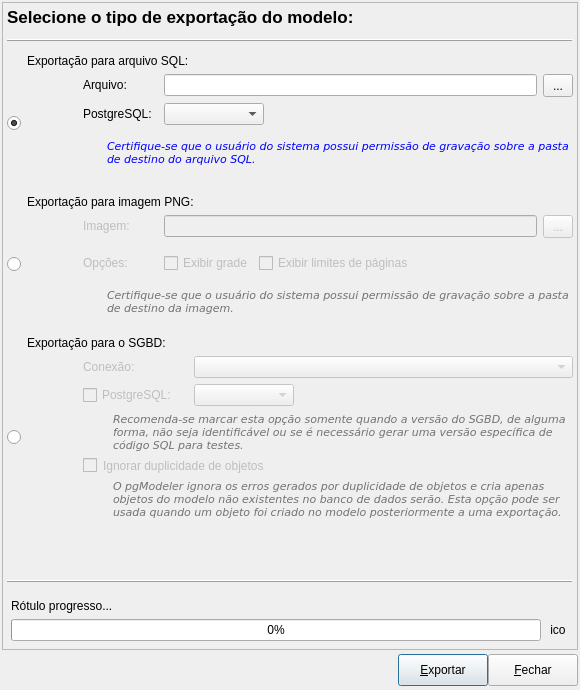
The window that libpgmodeler_ui/ui/formexportacao.ui (pgmodeler/pgmodeler) describes before a commit, drawn with Qt 5.
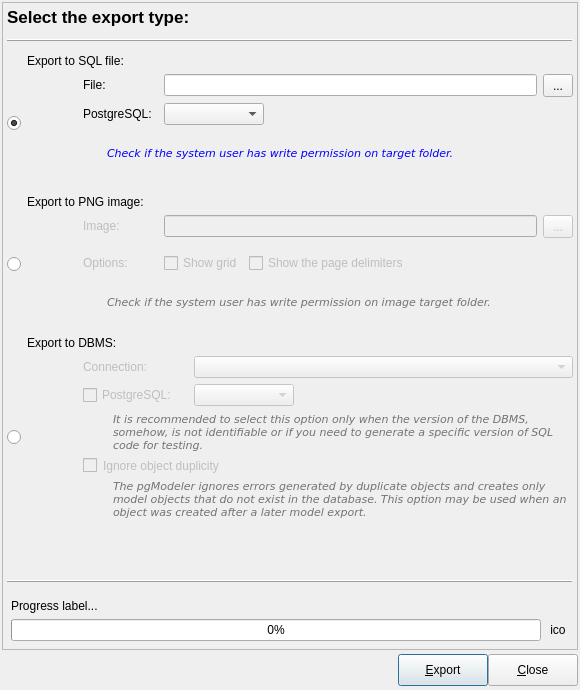
The same window after the commit. Icons and pictures are not drawn.

Diff of the .ui file:
```diff
--- a/libpgmodeler_ui/ui/formexportacao.ui
+++ b/libpgmodeler_ui/ui/formexportacao.ui
@@ -82,7 +82,7 @@
          </font>
         </property>
         <property name="text">
-         <string>Selecione o tipo de exportação do modelo:</string>
+         <string>Select the export type:</string>
         </property>
        </widget>
       </item>
@@ -110,7 +110,7 @@
         <item row="0" column="1" colspan="3">
          <widget class="QLabel" name="exportacao_arq_lbl">
           <property name="text">
-           <string>Exportação para arquivo SQL:</string>
+           <string>Export to SQL file:</string>
           </property>
          </widget>
         </item>
@@ -129,7 +129,7 @@
            </size>
           </property>
           <property name="text">
-           <string>Arquivo:</string>
+           <string>File:</string>
           </property>
          </widget>
         </item>
@@ -357,7 +357,7 @@
              </font>
             </property>
             <property name="text">
-             <string>Certifique-se que o usuário do sistema possui permissão de gravação sobre a pasta de destino do arquivo SQL.</string>
+             <string>Check if the system user has write permission on target folder.</string>
             </property>
             <property name="textFormat">
              <enum>Qt::PlainText</enum>
@@ -379,7 +379,7 @@
         <item row="0" column="1" colspan="3">
          <widget class="QLabel" name="exportacao_arq_lbl_2">
           <property name="text">
-           <string>Exportação para imagem PNG:</string>
+           <string>Export to PNG image:</string>
           </property>
          </widget>
         </item>
@@ -432,7 +432,7 @@
            </size>
           </property>
           <property name="text">
-           <string>Imagem:</string>
+           <string>Image:</string>
           </property>
          </widget>
         </item>
@@ -511,7 +511,7 @@
            </font>
           </property>
           <property name="text">
-           <string>Opções:</string>
+           <string>Options:</string>
           </property>
          </widget>
         </item>
@@ -529,7 +529,7 @@
              </sizepolicy>
             </property>
             <property name="text">
-             <string>Exibir grade</string>
+             <string>Show grid</string>
             </property>
            </widget>
           </item>
@@ -539,7 +539,7 @@
              <bool>false</bool>
             </property>
             <property name="text">
-             <string>Exibir limites de páginas</string>
+             <string>Show the page delimiters</string>
             </property>
            </widget>
           </item>
@@ -635,7 +635,7 @@
              </font>
             </property>
             <property name="text">
-             <string>Certifique-se que o usuário do sistema possui permissão de gravação sobre a pasta de destino da imagem.</string>
+             <string>Check if the system user has write permission on image target folder.</string>
             </property>
             <property name="textFormat">
              <enum>Qt::PlainText</enum>
@@ -669,7 +669,7 @@
            </size>
           </property>
           <property name="text">
-           <string>Conexão:</string>
+           <string>Connection:</string>
           </property>
          </widget>
         </item>
@@ -873,7 +873,7 @@
              </font>
             </property>
             <property name="text">
-             <string>Recomenda-se marcar esta opção somente quando a versão do SGBD, de alguma forma, não seja identificável ou se é necessário gerar uma versão específica de código SQL para testes. </string>
+             <string>It is recommended to select this option only when the version of the DBMS, somehow, is not identifiable or if you need to generate a specific version of SQL code for testing.</string>
             </property>
             <property name="textFormat">
              <enum>Qt::PlainText</enum>
@@ -911,7 +911,7 @@
                <bool>false</bool>
               </property>
               <property name="text">
-               <string>Ignorar duplicidade de objetos</string>
+               <string>Ignore object duplicity</string>
               </property>
               <property name="wordWrap">
                <bool>true</bool>
@@ -988,7 +988,7 @@
                </font>
               </property>
               <property name="text">
-               <string>O pgModeler ignora os erros gerados por duplicidade de objetos e cria apenas objetos do modelo não existentes no banco de dados serão. Esta opção pode ser usada quando um objeto foi criado no modelo posteriormente a uma exportação.</string>
+               <string>The pgModeler ignores errors generated by duplicate objects and creates only model objects that do not exist in the database. This option may be used when an object was created after a later model export.</string>
               </property>
               <property name="textFormat">
                <enum>Qt::PlainText</enum>
@@ -1012,7 +1012,7 @@
            </font>
           </property>
           <property name="text">
-           <string>Exportação para o SGBD:</string>
+           <string>Export to DBMS:</string>
           </property>
          </widget>
         </item>
@@ -1048,7 +1048,7 @@
            </sizepolicy>
           </property>
           <property name="text">
-           <string>Rótulo progresso...</string>
+           <string>Progress label...</string>
           </property>
          </widget>
         </item>
@@ -1147,7 +1147,7 @@
         </size>
        </property>
        <property name="text">
-        <string>&amp;Exportar</string>
+        <string>&amp;Export</string>
        </property>
        <property name="icon">
         <iconset resource="../res/resources.qrc">
@@ -1173,7 +1173,7 @@
         </size>
        </property>
        <property name="text">
-        <string>&amp;Fechar</string>
+        <string>&amp;Close</string>
        </property>
        <property name="icon">
         <iconset resource="../res/resources.qrc">
```
Left out of the diff: 8 changed lines with no effect on the pictures.
